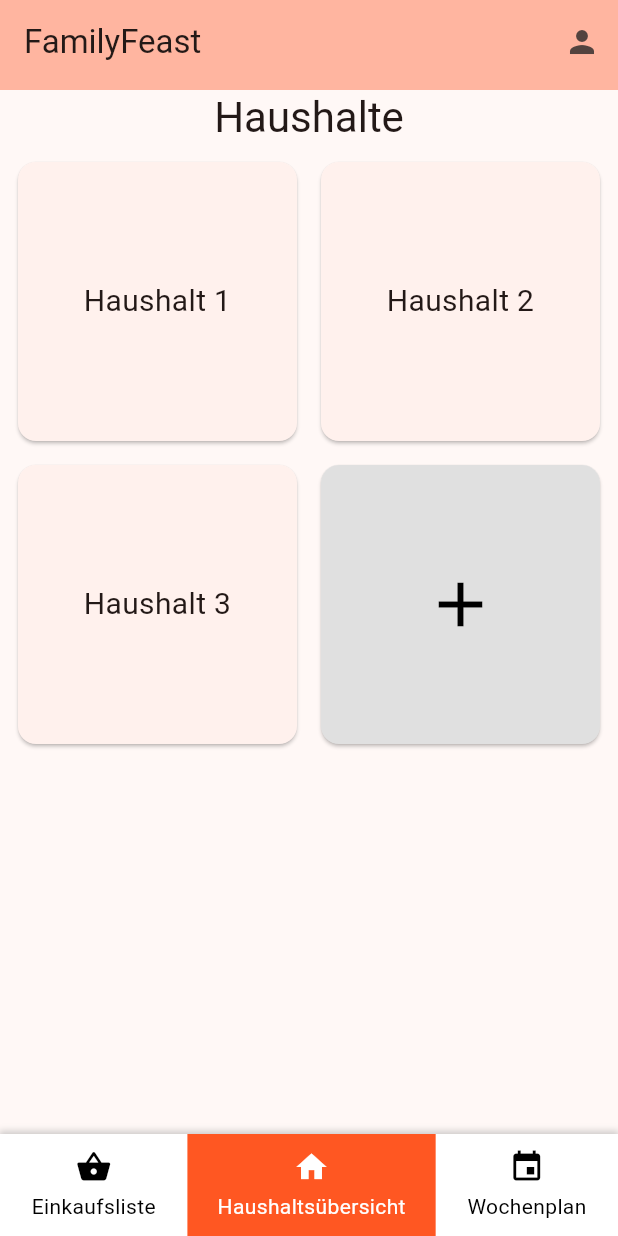
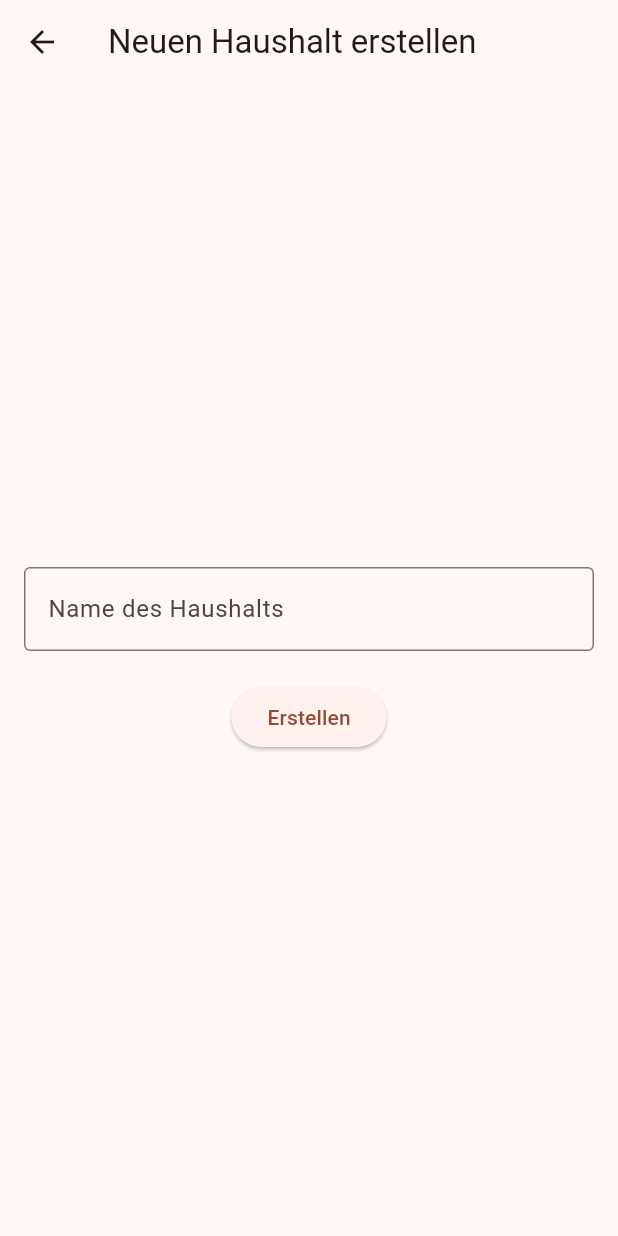
Before and after one commit to ephanta/eva_app, a Flutter app: the screen it shows once a user with an empty profile is signed in, after a tap on the "add" icon, on a phone screen of 412 x 824 dp. Run offline on Flutter 3.47's test engine with Material 3 defaults, Android fonts, the phone set to English and light mode, and no system bars; our stand-ins replace auto_route, flutter_dotenv, supabase_flutter; missing offline and left inert: supabase_auth_ui; accounts and stored records are empty.

Commit message:
create households, added home_detail.dart

```diff
--- a/lib/screens/home.dart
+++ b/lib/screens/home.dart
@@ -2,10 +2,7 @@ import 'package:auto_route/annotations.dart';
 import 'package:auto_route/auto_route.dart';
 import 'package:eva_app/widgets/navigation/app_bar_custom.dart';
 import 'package:flutter/material.dart';
-
-//TODO: Update/Fix BottomNavBarItem
-import '../widgets/navigation/bottom_nav_bar_item.dart';
-import '../widgets/navigation/bottom_navigation_bar.dart';
+import 'package:supabase_flutter/supabase_flutter.dart';
 
 /// {@category Screens}
 /// Ansicht für die Home-Seite
@@ -19,19 +16,103 @@ class HomeScreen extends StatefulWidget {
 
 /// Der Zustand für die Home-Seite
 class _HomeScreenState extends State<HomeScreen> {
-  int _selectedIndex = 0;
-  List<String> haushaltList = ["Haushalt 1", "Haushalt 2"]; // Initiale Haushaltsliste
+  /// Methode zum Anzeigen eines Fullscreen-Dialogs, zum Erstellen eines neuen Haushalts
+  void _showFullScreenDialog(BuildContext context) {
+    final TextEditingController _controller = TextEditingController();
 
-  void _onItemTapped(int index) {
-    setState(() {
-      _selectedIndex = index;
-    });
-  }
+    showGeneralDialog(
+      context: context,
+      barrierDismissible: true,
+      barrierLabel: MaterialLocalizations.of(context).modalBarrierDismissLabel,
+      pageBuilder: (BuildContext buildContext, Animation animation,
+          Animation secondaryAnimation) {
+        return Scaffold(
+          appBar: AppBar(
+            title: const Text('Neuen Haushalt erstellen'),
+          ),
+          body: Padding(
+            padding: const EdgeInsets.all(16.0),
+            child: Column(
+              mainAxisAlignment: MainAxisAlignment.center,
+              children: <Widget>[
+                TextField(
+                  controller: _controller,
+                  decoration: const InputDecoration(
+                    border: OutlineInputBorder(),
+                    labelText: 'Name des Haushalts',
+                  ),
+                ),
+                const SizedBox(height: 20),
+                ElevatedButton(
+                  onPressed: () async {
+                    final householdName = _controller.text;
+                    if (householdName.isNotEmpty) {
+                      try {
+                        final response = await Supabase.instance.client
+                            .from('households')
+                            .insert({
+                          'name': householdName,
+                          'color': '#FF0000'
+                        }).select();
 
-  void _addNewHaushalt() {
-    setState(() {
-      haushaltList.add("Haushalt ${haushaltList.length + 1}");
-    });
+                        final data = response as List<dynamic>;
+                        try {
+                          final householdId = data[0]['id'];
+                          print(householdId);
+                          await Supabase.instance.client
+                              .from('household_member')
+                              .insert({
+                            'household_id': householdId,
+                            'member_uid':
+                                Supabase.instance.client.auth.currentUser!.id,
+                          }).select();
+                          ScaffoldMessenger.of(context).showSnackBar(
+                            const SnackBar(
+                                content:
+                                    Text('Haushalt erfolgreich erstellt.')),
+                          );
+                          Navigator.of(context).pop();
+                        } catch (e) {
+                          print(e);
+                          ScaffoldMessenger.of(context).showSnackBar(
+                            const SnackBar(
+                                content: Text(
+                                    'Fehler beim Erstellen des Haushalts. Sie konnten Ihrem Haushalt nicht zugewiesen werden.')),
+                          );
+                        }
+                      } catch (e) {
+                        ScaffoldMessenger.of(context).showSnackBar(
+                          const SnackBar(
+                              content:
+                                  Text('Fehler beim Erstellen des Haushalts.')),
+                        );
+                      }
+                    } else {
+                      ScaffoldMessenger.of(context).showSnackBar(
+                        const SnackBar(
+                            content: Text('Bitte geben Sie einen Namen ein')),
+                      );
+                    }
+                  },
+                  child: const Text('Erstellen'),
+                ),
+              ],
+            ),
+          ),
+        );
+      },
+      transitionDuration: const Duration(milliseconds: 300),
+      transitionBuilder: (BuildContext context, Animation<double> animation,
+          Animation<double> secondaryAnimation, Widget child) {
+        return SlideTransition(
+          position: Tween<Offset>(
+            begin: const Offset(0, 1),
+            end: Offset.zero,
+          ).animate(animation),
+          child: child,
+        );
+      },
+    );
   }
 
   @override
@@ -46,59 +127,19 @@ class _HomeScreenState extends State<HomeScreen> {
               'Haushalte',
               style: Theme.of(context).textTheme.headlineMedium,
             ),
-            Expanded(
-              child: Padding(
-                padding: const EdgeInsets.all(8.0),
-                child: GridView.builder(
-                  gridDelegate: const SliverGridDelegateWithFixedCrossAxisCount(
-                    crossAxisCount: 2,
-                    crossAxisSpacing: 8.0,
-                    mainAxisSpacing: 8.0,
-                  ),
-                  itemCount: haushaltList.length + 1, // Eine zusätzliche Kachel für das Hinzufügen
-                  itemBuilder: (context, index) {
-                    if (index == haushaltList.length) {
-                      // Die Kachel zum Hinzufügen neuer Haushalte
-                      return GestureDetector(
-                        onTap: _addNewHaushalt,
-                        child: Card(
-                          color: Colors.grey[300],
-                          child: const Center(
-                            child: Icon(
-                              Icons.add,
-                              size: 50.0,
-                              color: Colors.black,
-                            ),
-                          ),
-                        ),
-                      );
-                    } else {
-                      // Die regulären Haushaltskacheln
-                      return Card(
-                        child: Center(
-                          child: Text(
-                            haushaltList[index],
-                            textAlign: TextAlign.center,
-                            style: const TextStyle(
-                              fontSize: 20.0,
-                            ),
-                          ),
-                        ),
-                      );
-                    }
-                  },
-                ),
-              ),
-            ),
+            // TODO: Cards pro Haushalt der von dem aktuellen User erstellt wurde
           ],
         ),
       ),
-        bottomNavigationBar: BottomNavBarCustom(
-          pageType: PageType.home,
-          showHome: true,
-          showShoppingList: true,
-          showPlanner: true,
-        ),
+
+      /// Button zum Erstellen eines neuen Haushalts
+      floatingActionButton: FloatingActionButton(
+        onPressed: () {
+          /// Fullscreen Dialog zum Erstellen eines neuen Haushalts
+          _showFullScreenDialog(context);
+        },
+        child: const Icon(Icons.add),
+      ),
     );
   }
 }
--- a/lib/widgets/navigation/bottom_navigation_bar.dart
+++ b/lib/widgets/navigation/bottom_navigation_bar.dart
@@ -3,7 +3,7 @@ import 'package:flutter/material.dart';
 import '../../routes/app_router.gr.dart';
 import 'bottom_nav_bar_item.dart';
 
-enum PageType { home , shoppingList , planner }
+enum PageType { home , shoppingList , planner, homeDetail }
 
 /// {@category Widgets}
 /// Widget für die Bottom Navigation Bar
@@ -22,12 +22,11 @@ class BottomNavBarCustom extends StatefulWidget implements PreferredSizeWidget {
   State<BottomNavBarCustom> createState() => _BottomNavBarCustomState();
 
   @override
-  // TODO: implement preferredSize
   Size get preferredSize => throw UnimplementedError();
 }
 
 class _BottomNavBarCustomState extends State<BottomNavBarCustom> {
-  Size get preferredSize => const Size.fromHeight(60.0);
+  Size get preferredSize => const Size.fromHeight(50.0);
 
   @override
   Widget build(BuildContext context) {
```
Also changed, not shown: lib/screens/home_detail.dart (added, +102 -0 lines).
